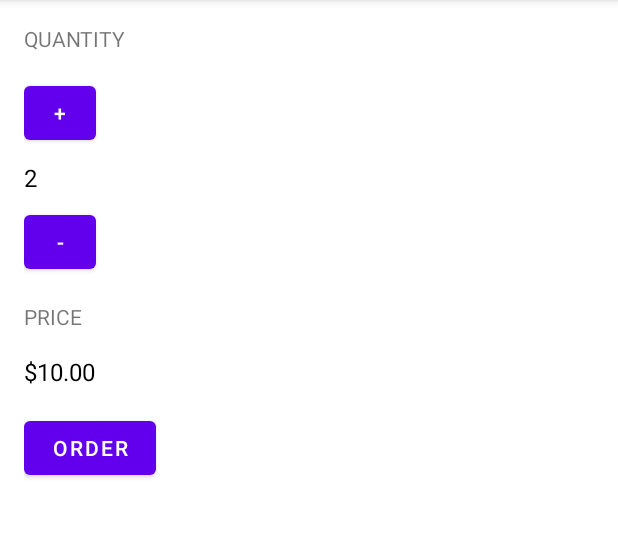
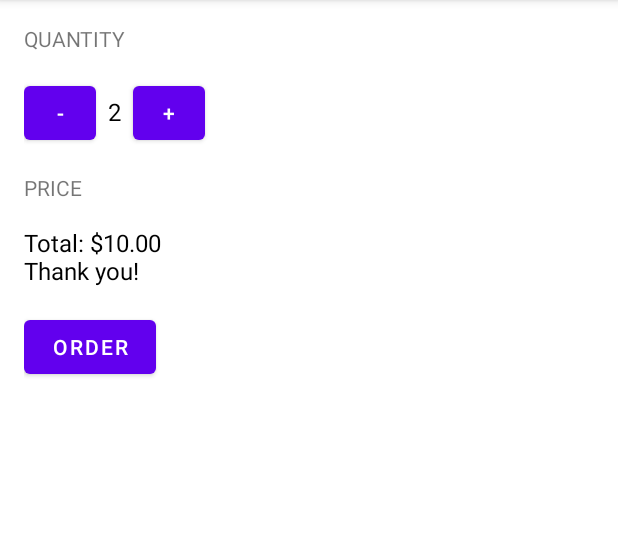
Before and after one commit to devkudasov/udacity_android_basics, an Android app: the screen it shows after launch (MainActivity), after a tap on "ORDER", on a phone screen of 412 x 824 dp, the part 84-622 px from its top. Run offline under Robolectric (Android 15) with nearby library versions, the phone set to English and light mode, and no system bars.

Commit message:
Update order message

```diff
--- a/JustJava/app/src/main/java/com/kudasov/dev/justjava/MainActivity.java
+++ b/JustJava/app/src/main/java/com/kudasov/dev/justjava/MainActivity.java
@@ -10,6 +10,7 @@ import java.text.NumberFormat;
 
 public class MainActivity extends AppCompatActivity {
     public int quantity = 2;
+    public final int PRICE = 5;
 
     @Override
     protected void onCreate(Bundle savedInstanceState) {
@@ -18,18 +19,18 @@ public class MainActivity extends AppCompatActivity {
     }
 
     public void submitOrder(View view) {
-        displayQuantity();
-        displayPrice( 5);
+        String price = NumberFormat.getCurrencyInstance().format(getPrice());
+        String orderMessage = "Total: " + price + "\nThank you!";
+        displayMessage(orderMessage);
     }
 
-    private void displayQuantity() {
-        TextView quantityTextView = (TextView) findViewById(R.id.quantity_count);
-        quantityTextView.setText(getString(R.string.quantity, quantity));
+    private void displayMessage(String message) {
+        TextView priceTextView = (TextView) findViewById(R.id.price_count);
+        priceTextView.setText(message);
     }
 
-    private void displayPrice(int number) {
-        TextView priceTextView = (TextView) findViewById(R.id.price_count);
-        priceTextView.setText(NumberFormat.getCurrencyInstance().format((long) quantity * number));
+    private long getPrice() {
+        return (long) quantity * PRICE;
     }
 
     public void increment(View view) {
@@ -43,4 +44,9 @@ public class MainActivity extends AppCompatActivity {
             displayQuantity();
         }
     }
+
+    private void displayQuantity() {
+        TextView quantityTextView = (TextView) findViewById(R.id.quantity_count);
+        quantityTextView.setText(getString(R.string.quantity, quantity));
+    }
 }
--- a/JustJava/app/src/main/res/layout/activity_main.xml
+++ b/JustJava/app/src/main/res/layout/activity_main.xml
@@ -20,7 +20,6 @@
         android:id="@+id/quantity_container"
         android:layout_width="match_parent"
         android:layout_height="wrap_content"
-        android:orientation="vertical"
         android:paddingVertical="16dp"
         app:layout_constraintLeft_toLeftOf="parent"
         app:layout_constraintTop_toBottomOf="@id/quantity" >
@@ -28,23 +27,23 @@
         <Button
             android:layout_width="48dp"
             android:layout_height="48dp"
-            android:text="@string/increment"
-            android:onClick="increment"/>
+            android:text="@string/decrement"
+            android:onClick="decrement"/>
 
         <TextView
             android:id="@+id/quantity_count"
             android:layout_width="wrap_content"
             android:layout_height="wrap_content"
             android:text="@string/quantity_default"
-            android:paddingVertical="8dp"
+            android:paddingHorizontal="8dp"
             android:textColor="@color/black"
             android:textSize="16sp" />
 
         <Button
             android:layout_width="48dp"
             android:layout_height="48dp"
-            android:text="@string/decrement"
-            android:onClick="decrement"/>
+            android:text="@string/increment"
+            android:onClick="increment"/>
 
     </LinearLayout>
 
```
